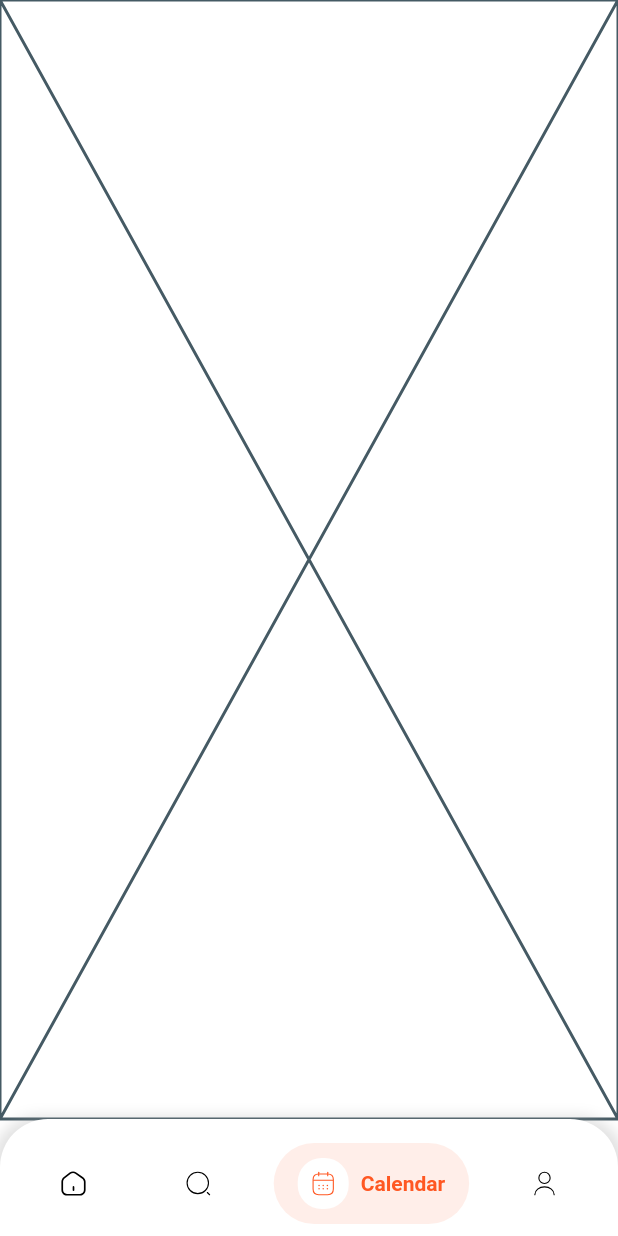
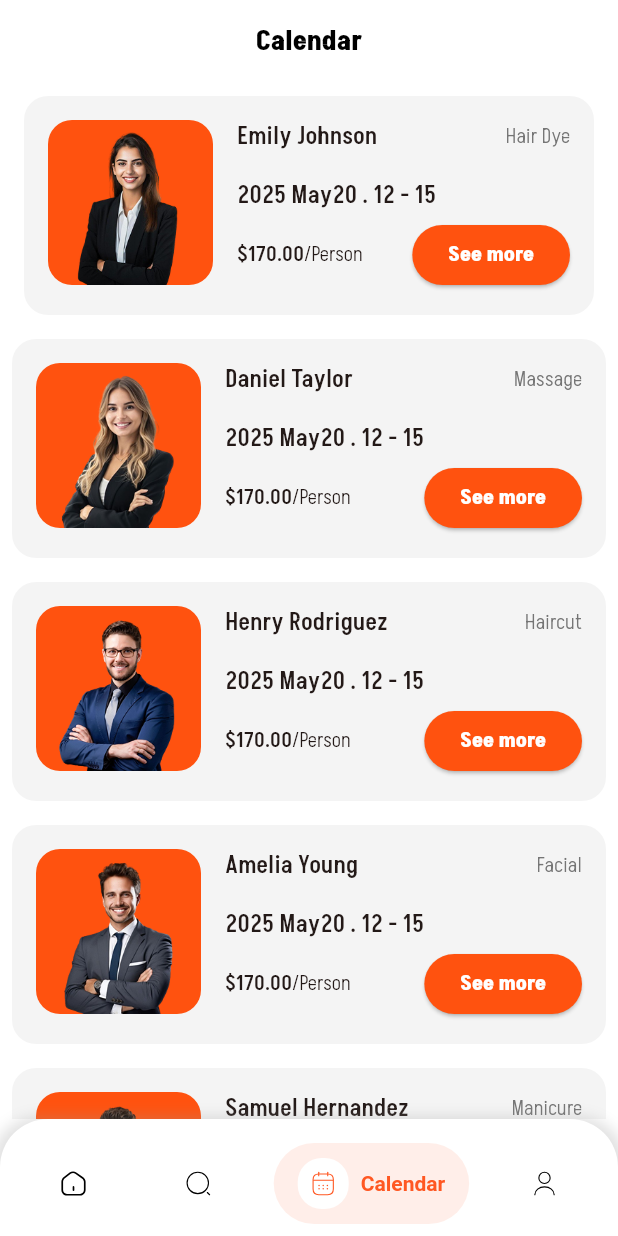
Before and after one commit to Kingjohneycodey/barber_shop_app, a Flutter app: the screen it shows after launch, item 3 of the bottom bar chosen, on a phone screen of 412 x 824 dp. Run offline on Flutter 3.47's test engine with Material 3 defaults, Android fonts, the phone set to English and light mode, and no system bars; drawn by our look-alikes of salomon_bottom_bar; our stand-ins replace flutter_svg.

Commit message:
worked on the calendar page

```diff
--- /dev/null
+++ b/lib/core/widgets/app_elevated_button.dart
@@ -0,0 +1,29 @@
+import 'package:barber_shop/core/gen/fonts.gen.dart';
+import 'package:barber_shop/core/theme/colors.dart';
+import 'package:flutter/material.dart';
+
+class AppElevatedButton extends StatelessWidget {
+  const AppElevatedButton({
+    super.key,
+    required this.title,
+    required this.onPressed,
+  });
+
+  final String title;
+  final GestureTapCallback onPressed;
+
+  @override
+  Widget build(BuildContext context) {
+    return ElevatedButton(
+      onPressed: onPressed,
+      style: ElevatedButton.styleFrom(
+        foregroundColor: AppColors.whiteColor,
+        backgroundColor: AppColors.primaryColor,
+      ),
+      child: Text(
+        title,
+        style: TextStyle(fontSize: 14, fontFamily: FontFamily.aksharBold),
+      ),
+    );
+  }
+}
--- /dev/null
+++ b/lib/core/widgets/app_list_tile.dart
@@ -0,0 +1,44 @@
+import 'package:barber_shop/core/gen/assets.gen.dart';
+import 'package:barber_shop/core/theme/colors.dart';
+import 'package:barber_shop/core/theme/dimens.dart';
+import 'package:barber_shop/core/widgets/app_svg_viewer.dart';
+import 'package:flutter/material.dart';
+
+class AppListTile extends StatelessWidget {
+  const AppListTile({
+    super.key,
+    required this.onTap,
+    required this.title,
+    required this.leadingIconPath,
+    this.trailing,
+  });
+
+  final GestureTapCallback onTap;
+  final String title;
+  final String leadingIconPath;
+  final Widget? trailing;
+
+  @override
+  Widget build(BuildContext context) {
+    return Padding(
+      padding: EdgeInsets.symmetric(horizontal: Dimens.largePadding),
+      child: Ink(
+        height: 51,
+        decoration: BoxDecoration(
+          color: AppColors.cardColor,
+          borderRadius: BorderRadius.circular(Dimens.corners),
+        ),
+        child: ListTile(
+          onTap: onTap,
+          title: Text(title, style: TextStyle(fontSize: 15)),
+          leading: AppSvgViewer(leadingIconPath, width: 19),
+          trailing:
+              trailing ?? AppSvgViewer(Assets.icons.arrowRightIos, width: 16),
+          shape: RoundedRectangleBorder(
+            borderRadius: BorderRadius.circular(Dimens.corners),
+          ),
+        ),
+      ),
+    );
+  }
+}
--- a/lib/features/home_feature/presentation/screens/home_screen.dart
+++ b/lib/features/home_feature/presentation/screens/home_screen.dart
@@ -29,7 +29,11 @@ class _HomeScreenState extends State<HomeScreen> {
   Widget build(BuildContext context) {
     return AppScaffold(
       body: _tabs[_currentIndex],
-      appBar: _currentIndex == 0 ? HomeAppBar() : null,
+      appBar: _currentIndex == 0
+          ? HomeAppBar()
+          : _currentIndex == 2
+          ? AppBar(title: Text('Calendar'))
+          : null,
       padding: EdgeInsets.zero,
       bottomNavigationBar: Container(
         decoration: BoxDecoration(
--- a/lib/features/home_feature/presentation/widgets/tabs/calendar_tab.dart
+++ b/lib/features/home_feature/presentation/widgets/tabs/calendar_tab.dart
@@ -1,15 +1,133 @@
+import 'package:barber_shop/core/gen/assets.gen.dart';
+import 'package:barber_shop/core/gen/fonts.gen.dart';
+import 'package:barber_shop/core/theme/colors.dart';
+import 'package:barber_shop/core/theme/dimens.dart';
+import 'package:barber_shop/core/widgets/app_elevated_button.dart';
+import 'package:barber_shop/core/widgets/app_light_text.dart';
 import 'package:flutter/material.dart';
 
-class CalendarTab extends StatefulWidget {
+class CalendarTab extends StatelessWidget {
   const CalendarTab({super.key});
 
   @override
-  State<CalendarTab> createState() => _CalendarTabState();
-}
-
-class _CalendarTabState extends State<CalendarTab> {
-  @override
   Widget build(BuildContext context) {
-    return const Placeholder();
+    final List<String> images = [
+      Assets.images.user1.path,
+      Assets.images.user2.path,
+      Assets.images.user3.path,
+      Assets.images.user4.path,
+      Assets.images.user5.path,
+      Assets.images.user1.path,
+      Assets.images.user2.path,
+      Assets.images.user3.path,
+      Assets.images.user4.path,
+      Assets.images.user5.path,
+    ];
+    final List<String> names = [
+      'Emily Johnson',
+      'Daniel Taylor',
+      'Henry Rodriguez',
+      'Amelia Young',
+      'Samuel Hernandez',
+      'Emily Johnson',
+      'Daniel Taylor',
+      'Henry Rodriguez',
+      'Amelia Young',
+      'Samuel Hernandez',
+    ];
+    final List<String> services = [
+      'Hair Dye',
+      'Massage',
+      'Haircut',
+      'Facial',
+      'Manicure',
+      'Hair Dye',
+      'Massage',
+      'Haircut',
+      'Facial',
+      'Manicure',
+    ];
+    return ListView.builder(
+      itemCount: names.length,
+      itemBuilder: (final context, final index) {
+        return Container(
+          decoration: BoxDecoration(
+            color: AppColors.cardColor,
+            borderRadius: BorderRadius.circular(Dimens.corners),
+          ),
+          padding: EdgeInsets.all(Dimens.largePadding),
+          margin: EdgeInsets.symmetric(
+            horizontal: index == 0 ? Dimens.largePadding : Dimens.padding,
+            vertical: Dimens.padding,
+          ),
+          child: Row(
+            spacing: Dimens.largePadding,
+            crossAxisAlignment: CrossAxisAlignment.start,
+            children: [
+              Container(
+                width: 110,
+                height: 110,
+                decoration: BoxDecoration(
+                  borderRadius: BorderRadius.circular(Dimens.corners),
+                  color: AppColors.primaryColor,
+                ),
+                padding: EdgeInsets.only(top: Dimens.padding),
+                child: ClipRRect(
+                  borderRadius: BorderRadius.circular(Dimens.corners),
+                  child: Image.asset(images[index], fit: BoxFit.fitHeight),
+                ),
+              ),
+              Expanded(
+                child: Column(
+                  crossAxisAlignment: CrossAxisAlignment.start,
+                  children: [
+                    Row(
+                      mainAxisAlignment: MainAxisAlignment.spaceBetween,
+                      children: [
+                        Text(
+                          names[index],
+                          style: TextStyle(
+                            fontFamily: FontFamily.aksharMedium,
+                            fontSize: 16,
+                          ),
+                        ),
+                        AppLightText(services[index]),
+                      ],
+                    ),
+                    SizedBox(height: Dimens.largePadding),
+                    Text(
+                      '2025 May20 . 12 - 15',
+                      style: TextStyle(
+                        fontFamily: FontFamily.aksharMedium,
+                        fontSize: 16,
+                      ),
+                    ),
+                    SizedBox(height: Dimens.smallPadding),
+                    Row(
+                      mainAxisAlignment: MainAxisAlignment.spaceBetween,
+                      children: [
+                        Row(
+                          children: [
+                            Text(
+                              '\$170.00',
+                              style: TextStyle(
+                                fontSize: 14,
+                                fontFamily: FontFamily.aksharMedium,
+                              ),
+                            ),
+                            Text('/Person', style: TextStyle(fontSize: 14)),
+                          ],
+                        ),
+                        AppElevatedButton(onPressed: () {}, title: 'See more'),
+                      ],
+                    ),
+                  ],
+                ),
+              ),
+            ],
+          ),
+        );
+      },
+    );
   }
 }
```
